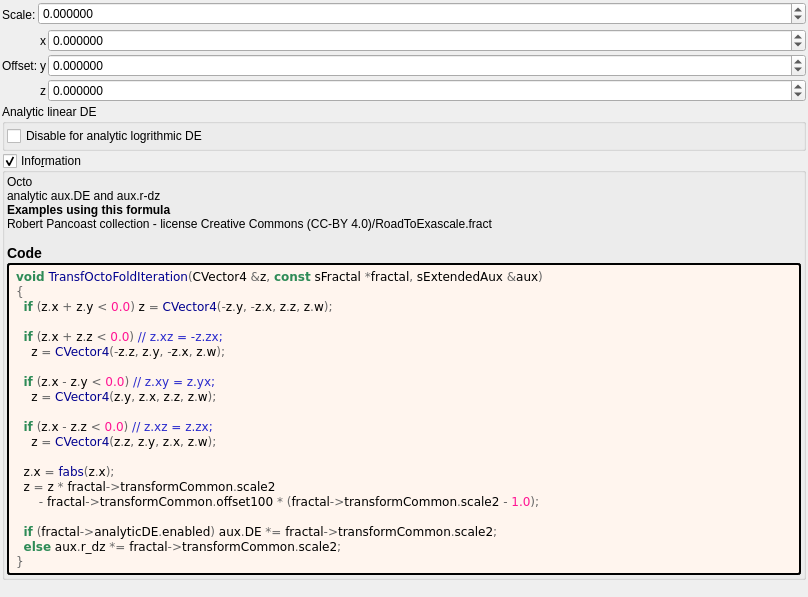
This is mandelbulber2/formula/ui/transf_octo_fold.ui in buddhi1980/mandelbulber2 as Qt 5 draws it before an edit. The edited form follows.
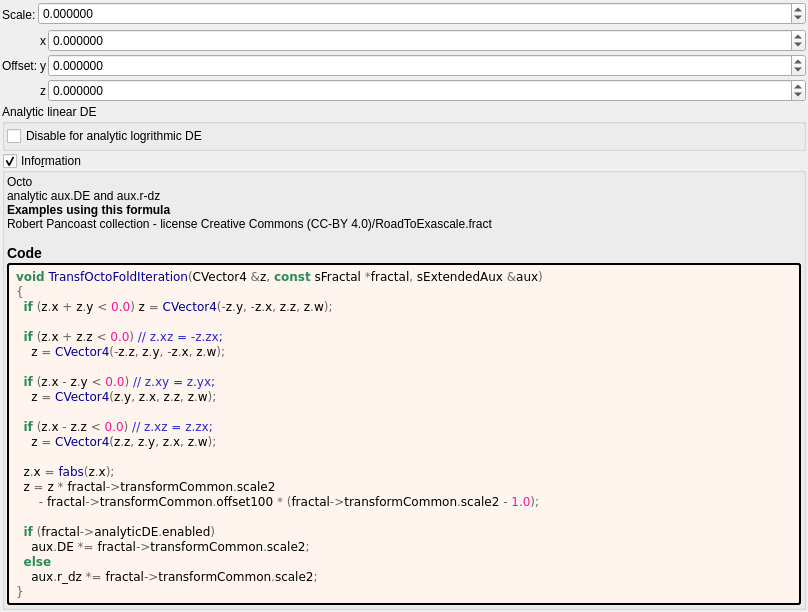
This is the edited form. Custom widgets are drawn as their Qt base class.

```diff
--- a/mandelbulber2/formula/ui/transf_octo_fold.ui
+++ b/mandelbulber2/formula/ui/transf_octo_fold.ui
@@ -287,8 +287,10 @@
   z &lt;span style=&quot;color:#676767&quot;&gt;=&lt;/span&gt; z &lt;span style=&quot;color:#676767&quot;&gt;*&lt;/span&gt; fractal&lt;span style=&quot;color:#676767&quot;&gt;-&amp;gt;&lt;/span&gt;transformCommon&lt;span style=&quot;color:#676767&quot;&gt;.&lt;/span&gt;scale2
       &lt;span style=&quot;color:#676767&quot;&gt;-&lt;/span&gt; fractal&lt;span style=&quot;color:#676767&quot;&gt;-&amp;gt;&lt;/span&gt;transformCommon&lt;span style=&quot;color:#676767&quot;&gt;.&lt;/span&gt;offset100 &lt;span style=&quot;color:#676767&quot;&gt;* (&lt;/span&gt;fractal&lt;span style=&quot;color:#676767&quot;&gt;-&amp;gt;&lt;/span&gt;transformCommon&lt;span style=&quot;color:#676767&quot;&gt;.&lt;/span&gt;scale2 &lt;span style=&quot;color:#676767&quot;&gt;-&lt;/span&gt; &lt;span style=&quot;color:#ff1493&quot;&gt;1.0&lt;/span&gt;&lt;span style=&quot;color:#676767&quot;&gt;);&lt;/span&gt;
 
-  &lt;span style=&quot;color:#2e8b57; font-weight:bold&quot;&gt;if&lt;/span&gt; &lt;span style=&quot;color:#676767&quot;&gt;(&lt;/span&gt;fractal&lt;span style=&quot;color:#676767&quot;&gt;-&amp;gt;&lt;/span&gt;analyticDE&lt;span style=&quot;color:#676767&quot;&gt;.&lt;/span&gt;enabled&lt;span style=&quot;color:#676767&quot;&gt;)&lt;/span&gt; aux&lt;span style=&quot;color:#676767&quot;&gt;.&lt;/span&gt;DE &lt;span style=&quot;color:#676767&quot;&gt;*=&lt;/span&gt; fractal&lt;span style=&quot;color:#676767&quot;&gt;-&amp;gt;&lt;/span&gt;transformCommon&lt;span style=&quot;color:#676767&quot;&gt;.&lt;/span&gt;scale2&lt;span style=&quot;color:#676767&quot;&gt;;&lt;/span&gt;
-  &lt;span style=&quot;color:#2e8b57; font-weight:bold&quot;&gt;else&lt;/span&gt; aux&lt;span style=&quot;color:#676767&quot;&gt;.&lt;/span&gt;r_dz &lt;span style=&quot;color:#676767&quot;&gt;*=&lt;/span&gt; fractal&lt;span style=&quot;color:#676767&quot;&gt;-&amp;gt;&lt;/span&gt;transformCommon&lt;span style=&quot;color:#676767&quot;&gt;.&lt;/span&gt;scale2&lt;span style=&quot;color:#676767&quot;&gt;;&lt;/span&gt;
+  &lt;span style=&quot;color:#2e8b57; font-weight:bold&quot;&gt;if&lt;/span&gt; &lt;span style=&quot;color:#676767&quot;&gt;(&lt;/span&gt;fractal&lt;span style=&quot;color:#676767&quot;&gt;-&amp;gt;&lt;/span&gt;analyticDE&lt;span style=&quot;color:#676767&quot;&gt;.&lt;/span&gt;enabled&lt;span style=&quot;color:#676767&quot;&gt;)&lt;/span&gt;
+    aux&lt;span style=&quot;color:#676767&quot;&gt;.&lt;/span&gt;DE &lt;span style=&quot;color:#676767&quot;&gt;*=&lt;/span&gt; fractal&lt;span style=&quot;color:#676767&quot;&gt;-&amp;gt;&lt;/span&gt;transformCommon&lt;span style=&quot;color:#676767&quot;&gt;.&lt;/span&gt;scale2&lt;span style=&quot;color:#676767&quot;&gt;;&lt;/span&gt;
+  &lt;span style=&quot;color:#2e8b57; font-weight:bold&quot;&gt;else&lt;/span&gt;
+    aux&lt;span style=&quot;color:#676767&quot;&gt;.&lt;/span&gt;r_dz &lt;span style=&quot;color:#676767&quot;&gt;*=&lt;/span&gt; fractal&lt;span style=&quot;color:#676767&quot;&gt;-&amp;gt;&lt;/span&gt;transformCommon&lt;span style=&quot;color:#676767&quot;&gt;.&lt;/span&gt;scale2&lt;span style=&quot;color:#676767&quot;&gt;;&lt;/span&gt;
 &lt;span style=&quot;color:#676767&quot;&gt;}&lt;/span&gt;
 &lt;/pre&gt;
 &lt;/body&gt;</string>
```
